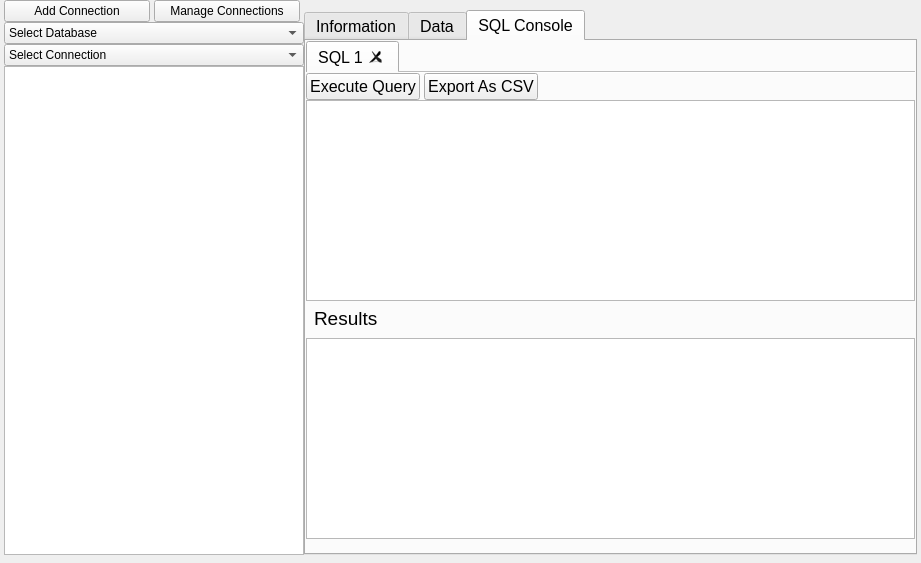
Qt form db-gui2/dbviewer.ui (hehaowen00/experiments) before a commit.
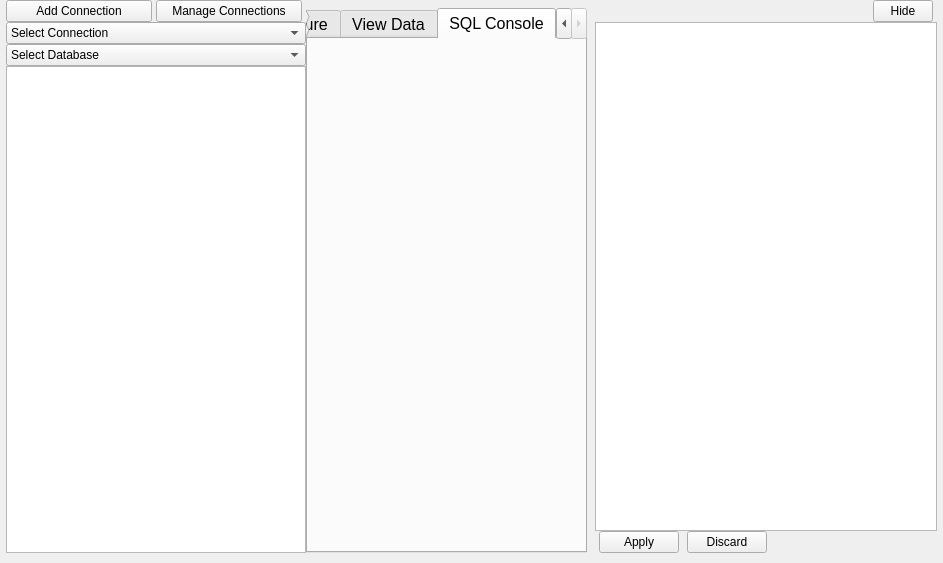
The same form after that commit. The open tabs and pages were chosen to show the change.

Patch:
```diff
--- a/db-gui2/dbviewer.ui
+++ b/db-gui2/dbviewer.ui
@@ -6,22 +6,22 @@
    <rect>
     <x>0</x>
     <y>0</y>
-    <width>921</width>
+    <width>943</width>
     <height>563</height>
    </rect>
   </property>
   <property name="windowTitle">
    <string>Form</string>
   </property>
-  <layout class="QGridLayout" name="gridLayout_5">
+  <layout class="QGridLayout" name="gridLayout_4">
    <property name="leftMargin">
-    <number>0</number>
+    <number>6</number>
    </property>
    <property name="topMargin">
     <number>0</number>
    </property>
    <property name="rightMargin">
-    <number>0</number>
+    <number>6</number>
    </property>
    <property name="bottomMargin">
     <number>0</number>
@@ -35,13 +35,13 @@
       <number>0</number>
      </property>
      <property name="leftMargin">
-      <number>4</number>
+      <number>0</number>
      </property>
      <property name="rightMargin">
-      <number>4</number>
+      <number>0</number>
      </property>
      <property name="bottomMargin">
-      <number>8</number>
+      <number>10</number>
      </property>
      <item>
       <layout class="QVBoxLayout" name="verticalLayout_4">
@@ -87,36 +87,6 @@
          </item>
         </layout>
        </item>
-       <item>
-        <widget class="QComboBox" name="databasesList">
-         <property name="sizePolicy">
-          <sizepolicy hsizetype="Preferred" vsizetype="Fixed">
-           <horstretch>0</horstretch>
-           <verstretch>0</verstretch>
-          </sizepolicy>
-         </property>
-         <property name="minimumSize">
-          <size>
-           <width>300</width>
-           <height>0</height>
-          </size>
-         </property>
-         <property name="maximumSize">
-          <size>
-           <width>16777215</width>
-           <height>16777215</height>
-          </size>
-         </property>
-         <property name="currentText">
-          <string>Select Database</string>
-         </property>
-         <item>
-          <property name="text">
-           <string>Select Database</string>
-          </property>
-         </item>
-        </widget>
-       </item>
        <item>
         <widget class="QComboBox" name="connectionsList">
          <property name="sizePolicy">
@@ -147,6 +117,36 @@
          </item>
         </widget>
        </item>
+       <item>
+        <widget class="QComboBox" name="databasesList">
+         <property name="sizePolicy">
+          <sizepolicy hsizetype="Preferred" vsizetype="Fixed">
+           <horstretch>0</horstretch>
+           <verstretch>0</verstretch>
+          </sizepolicy>
+         </property>
+         <property name="minimumSize">
+          <size>
+           <width>300</width>
+           <height>0</height>
+          </size>
+         </property>
+         <property name="maximumSize">
+          <size>
+           <width>16777215</width>
+           <height>16777215</height>
+          </size>
+         </property>
+         <property name="currentText">
+          <string>Select Database</string>
+         </property>
+         <item>
+          <property name="text">
+           <string>Select Database</string>
+          </property>
+         </item>
+        </widget>
+       </item>
        <item>
         <widget class="QListWidget" name="tablesList">
          <property name="minimumSize">
@@ -171,9 +171,14 @@
       </layout>
      </item>
      <item>
+      <layout class="QHBoxLayout" name="horizontalLayout_2">
+       <property name="rightMargin">
+        <number>0</number>
+       </property>
+       <item>
       <layout class="QVBoxLayout" name="verticalLayout_3">
        <property name="topMargin">
-        <number>10</number>
+          <number>8</number>
        </property>
        <item>
         <widget class="QTabWidget" name="tabWidget">
@@ -190,12 +195,12 @@
          </property>
          <widget class="QWidget" name="information">
           <attribute name="title">
-           <string>Information</string>
+             <string>Table Structure</string>
           </attribute>
          </widget>
          <widget class="QWidget" name="data">
           <attribute name="title">
-           <string>Data</string>
+             <string>View Data</string>
           </attribute>
           <layout class="QGridLayout" name="gridLayout_2">
            <property name="leftMargin">
@@ -290,6 +295,110 @@
                  </property>
                 </widget>
                </item>
+                </layout>
+               </item>
+               <item>
+                <layout class="QHBoxLayout" name="horizontalLayout_6">
+                 <property name="spacing">
+                  <number>4</number>
+                 </property>
+                 <item>
+                  <widget class="QPushButton" name="saveButton">
+                   <property name="text">
+                    <string>Save</string>
+                   </property>
+                  </widget>
+                 </item>
+                 <item>
+                  <widget class="QPushButton" name="discardButton">
+                   <property name="text">
+                    <string>Discard</string>
+                   </property>
+                  </widget>
+                 </item>
+                 <item>
+                  <spacer name="horizontalSpacer_2">
+                   <property name="orientation">
+                    <enum>Qt::Orientation::Horizontal</enum>
+                   </property>
+                   <property name="sizeHint" stdset="0">
+                    <size>
+                     <width>40</width>
+                     <height>20</height>
+                    </size>
+                   </property>
+                  </spacer>
+                 </item>
+                 <item>
+                  <widget class="QLabel" name="rowCountLabel">
+                   <property name="sizePolicy">
+                    <sizepolicy hsizetype="Preferred" vsizetype="Preferred">
+                     <horstretch>0</horstretch>
+                     <verstretch>0</verstretch>
+                    </sizepolicy>
+                   </property>
+                   <property name="minimumSize">
+                    <size>
+                     <width>100</width>
+                     <height>0</height>
+                    </size>
+                   </property>
+                   <property name="maximumSize">
+                    <size>
+                     <width>40</width>
+                     <height>16777215</height>
+                    </size>
+                   </property>
+                   <property name="text">
+                    <string/>
+                   </property>
+                   <property name="alignment">
+                    <set>Qt::AlignmentFlag::AlignRight|Qt::AlignmentFlag::AlignTrailing|Qt::AlignmentFlag::AlignVCenter</set>
+                   </property>
+                  </widget>
+                 </item>
+                </layout>
+               </item>
+              </layout>
+             </item>
+            </layout>
+           </widget>
+           <widget class="QWidget" name="editor">
+            <attribute name="title">
+             <string>SQL Console</string>
+            </attribute>
+            <layout class="QGridLayout" name="gridLayout_3">
+             <property name="leftMargin">
+              <number>0</number>
+             </property>
+             <property name="topMargin">
+              <number>0</number>
+             </property>
+             <property name="rightMargin">
+              <number>0</number>
+             </property>
+             <property name="bottomMargin">
+              <number>0</number>
+             </property>
+             <item row="0" column="0">
+              <widget class="QTabWidget" name="consoleTabWidget">
+               <property name="currentIndex">
+                <number>-1</number>
+               </property>
+               <property name="documentMode">
+                <bool>true</bool>
+               </property>
+               <property name="tabsClosable">
+                <bool>true</bool>
+               </property>
+              </widget>
+             </item>
+            </layout>
+           </widget>
+          </widget>
+         </item>
+        </layout>
+       </item>
                <item>
                 <widget class="QWidget" name="dataViewWidget" native="true">
                  <property name="minimumSize">
@@ -309,7 +418,7 @@
                  </property>
                  <layout class="QGridLayout" name="gridLayout">
                   <property name="leftMargin">
-                   <number>0</number>
+           <number>8</number>
                   </property>
                   <property name="topMargin">
                    <number>0</number>
@@ -459,226 +568,6 @@
                    </layout>
                   </item>
                  </layout>
-                </widget>
-               </item>
-              </layout>
-             </item>
-             <item>
-              <layout class="QHBoxLayout" name="horizontalLayout_6">
-               <property name="spacing">
-                <number>4</number>
-               </property>
-               <item>
-                <widget class="QPushButton" name="saveButton">
-                 <property name="text">
-                  <string>Save</string>
-                 </property>
-                </widget>
-               </item>
-               <item>
-                <widget class="QPushButton" name="discardButton">
-                 <property name="text">
-                  <string>Discard</string>
-                 </property>
-                </widget>
-               </item>
-               <item>
-                <spacer name="horizontalSpacer_2">
-                 <property name="orientation">
-                  <enum>Qt::Orientation::Horizontal</enum>
-                 </property>
-                 <property name="sizeHint" stdset="0">
-                  <size>
-                   <width>40</width>
-                   <height>20</height>
-                  </size>
-                 </property>
-                </spacer>
-               </item>
-               <item>
-                <widget class="QLabel" name="rowCountLabel">
-                 <property name="sizePolicy">
-                  <sizepolicy hsizetype="Preferred" vsizetype="Preferred">
-                   <horstretch>0</horstretch>
-                   <verstretch>0</verstretch>
-                  </sizepolicy>
-                 </property>
-                 <property name="minimumSize">
-                  <size>
-                   <width>100</width>
-                   <height>0</height>
-                  </size>
-                 </property>
-                 <property name="maximumSize">
-                  <size>
-                   <width>40</width>
-                   <height>16777215</height>
-                  </size>
-                 </property>
-                 <property name="text">
-                  <string/>
-                 </property>
-                 <property name="alignment">
-                  <set>Qt::AlignmentFlag::AlignRight|Qt::AlignmentFlag::AlignTrailing|Qt::AlignmentFlag::AlignVCenter</set>
-                 </property>
-                </widget>
-               </item>
-              </layout>
-             </item>
-            </layout>
-           </item>
-          </layout>
-         </widget>
-         <widget class="QWidget" name="editor">
-          <attribute name="title">
-           <string>SQL Console</string>
-          </attribute>
-          <layout class="QGridLayout" name="gridLayout_3">
-           <property name="leftMargin">
-            <number>0</number>
-           </property>
-           <property name="topMargin">
-            <number>0</number>
-           </property>
-           <property name="rightMargin">
-            <number>0</number>
-           </property>
-           <property name="bottomMargin">
-            <number>0</number>
-           </property>
-           <item row="0" column="0">
-            <widget class="QTabWidget" name="tabWidget_2">
-             <property name="currentIndex">
-              <number>0</number>
-             </property>
-             <property name="documentMode">
-              <bool>true</bool>
-             </property>
-             <property name="tabsClosable">
-              <bool>true</bool>
-             </property>
-             <widget class="QWidget" name="tab">
-              <attribute name="title">
-               <string>SQL 1</string>
-              </attribute>
-              <layout class="QGridLayout" name="gridLayout_4">
-               <property name="leftMargin">
-                <number>0</number>
-               </property>
-               <property name="topMargin">
-                <number>0</number>
-               </property>
-               <property name="rightMargin">
-                <number>0</number>
-               </property>
-               <property name="bottomMargin">
-                <number>0</number>
-               </property>
-               <item row="0" column="0">
-                <layout class="QVBoxLayout" name="verticalLayout_2">
-                 <property name="spacing">
-                  <number>0</number>
-                 </property>
-                 <item>
-                  <layout class="QHBoxLayout" name="horizontalLayout_3">
-                   <property name="spacing">
-                    <number>4</number>
-                   </property>
-                   <item>
-                    <widget class="QPushButton" name="runQueryButton">
-                     <property name="text">
-                      <string>Execute Query</string>
-                     </property>
-                    </widget>
-                   </item>
-                   <item>
-                    <widget class="QPushButton" name="pushButton_3">
-                     <property name="text">
-                      <string>Export As CSV</string>
-                     </property>
-                    </widget>
-                   </item>
-                   <item>
-                    <spacer name="horizontalSpacer">
-                     <property name="orientation">
-                      <enum>Qt::Orientation::Horizontal</enum>
-                     </property>
-                     <property name="sizeHint" stdset="0">
-                      <size>
-                       <width>40</width>
-                       <height>20</height>
-                      </size>
-                     </property>
-                    </spacer>
-                   </item>
-                  </layout>
-                 </item>
-                 <item>
-                  <widget class="QPlainTextEdit" name="queryEditor">
-                   <property name="font">
-                    <font>
-                     <family>Menlo</family>
-                     <pointsize>12</pointsize>
-                    </font>
-                   </property>
-                  </widget>
-                 </item>
-                 <item>
-                  <layout class="QHBoxLayout" name="horizontalLayout_2">
-                   <property name="leftMargin">
-                    <number>8</number>
-                   </property>
-                   <property name="topMargin">
-                    <number>6</number>
-                   </property>
-                   <property name="bottomMargin">
-                    <number>8</number>
-                   </property>
-                   <item>
-                    <widget class="QLabel" name="label">
-                     <property name="font">
-                      <font>
-                       <pointsize>14</pointsize>
-                      </font>
-                     </property>
-                     <property name="text">
-                      <string>Results</string>
-                     </property>
-                    </widget>
-                   </item>
-                  </layout>
-                 </item>
-                 <item>
-                  <widget class="QTableView" name="queryTableView">
-                   <property name="font">
-                    <font>
-                     <family>Menlo</family>
-                     <pointsize>12</pointsize>
-                    </font>
-                   </property>
-                   <property name="sortingEnabled">
-                    <bool>true</bool>
-                   </property>
-                  </widget>
-                 </item>
-                 <item>
-                  <widget class="QLabel" name="queryRowCountLabel">
-                   <property name="text">
-                    <string/>
-                   </property>
-                   <property name="alignment">
-                    <set>Qt::AlignmentFlag::AlignRight|Qt::AlignmentFlag::AlignTrailing|Qt::AlignmentFlag::AlignVCenter</set>
-                   </property>
-                  </widget>
-                 </item>
-                </layout>
-               </item>
-              </layout>
-             </widget>
-            </widget>
-           </item>
-          </layout>
-         </widget>
         </widget>
        </item>
       </layout>
```
Left out of the diff: 8 changed lines with no effect on the pictures. Lines whose indentation alone changed are shown as unchanged.
